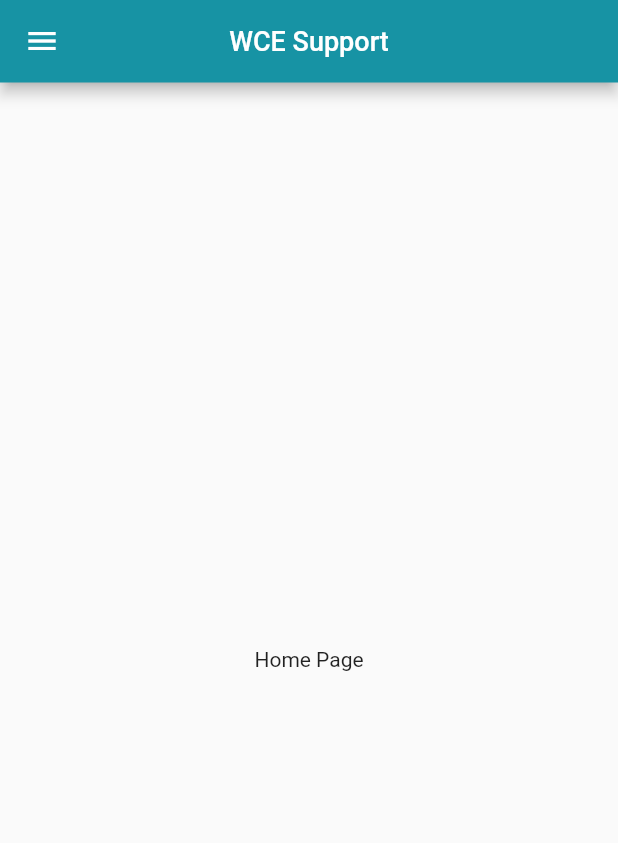
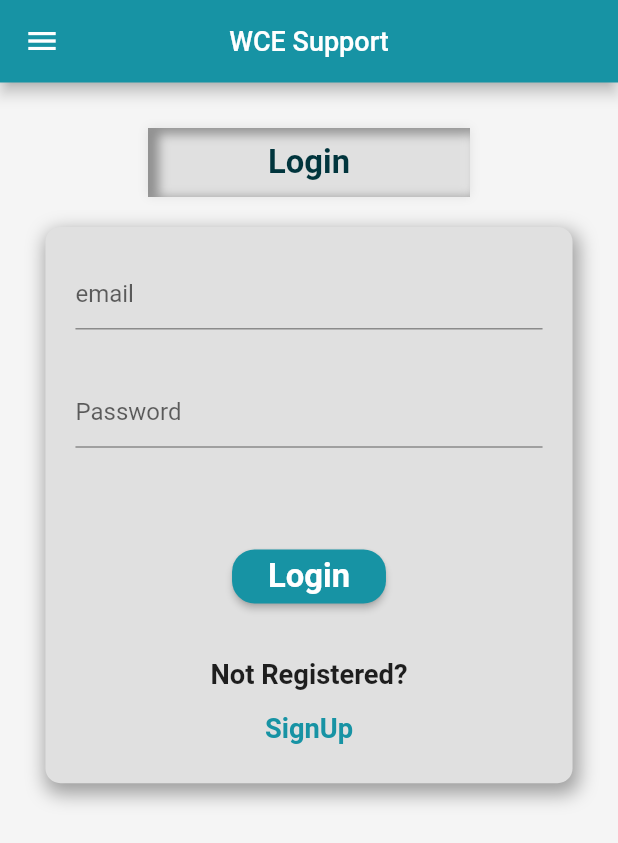
Before and after one commit to divyakekade/WCE-Support, a Flutter app: the screen it shows after launch, on a phone screen of 412 x 824 dp. Shown: the top 843 px of the screen. Run offline on Flutter 3.47's test engine with Material 2 defaults, Android fonts, the phone set to English and light mode, and no system bars; our stand-ins replace flutter_inset_box_shadow.

Commit message:
final commit

```diff
--- a/lib/constants/ColorsAndStyles.dart
+++ b/lib/constants/ColorsAndStyles.dart
@@ -23,6 +23,6 @@ MaterialColor buildMaterialColor(Color color) {
 const Color primaryColor = Color(0xff1793A4);
 const Color card_background = Color(0xffF5F5F5);
 const Color heading_color = Color(0xff01353D);
-
+const Color grey_color = Color(0xffE0E0E0);
 //constanly repeated styles for the widgets here
 //like add style for button used commonly here
--- a/lib/screens/HomePage.dart
+++ b/lib/screens/HomePage.dart
@@ -1,14 +1,40 @@
 import 'package:flutter/material.dart';
+import 'package:wce_support/screens/LoginPage.dart';
 
+import 'package:wce_support/screens/SigninPage.dart';
 class HomePage extends StatelessWidget {
   const HomePage({super.key});
 
   @override
   Widget build(BuildContext context) {
-    return Container(
-      child: const Center(
-        child: Text("Home Page"),
-      ),
+    return Scaffold(
+
+      body: const RegisterPage(),
     );
   }
 }
+
+
+
+class RegisterPage extends StatefulWidget{
+  const RegisterPage({Key? key}):super(key: key);
+  @override
+  State<RegisterPage> createState() => _AuthPageState();
+}
+class _AuthPageState extends State<RegisterPage>{
+  bool showLoginPage = true;
+  void toggleScreen(){
+    setState(() {
+      showLoginPage = ! showLoginPage;
+    });
+  }
+  @override
+  Widget build(BuildContext context){
+    if(showLoginPage){
+      return LoginPage(showRegisterPage: toggleScreen);
+    }
+    else{
+      return SigninPage(showLoginPage: toggleScreen);
+    }
+  }
+}
--- /dev/null
+++ b/lib/screens/LoginPage.dart
@@ -0,0 +1,173 @@
+import 'package:flutter/material.dart' hide BoxDecoration, BoxShadow;
+import 'package:wce_support/constants/ColorsAndStyles.dart';
+import 'package:flutter_inset_box_shadow/flutter_inset_box_shadow.dart';
+
+class LoginPage extends StatefulWidget{
+  final VoidCallback showRegisterPage;
+  const LoginPage({Key? key, required this.showRegisterPage}): super(key: key);
+
+  @override
+  State<LoginPage> createState() => _LoginPageState();
+}
+
+class _LoginPageState extends State<LoginPage>{
+  final _emailController = TextEditingController();
+  final _passwordController = TextEditingController();
+
+
+  @override
+  void dispose(){
+    _emailController.dispose();
+    _passwordController.dispose();
+    super.dispose();
+  }
+  Widget build(BuildContext context) {
+
+    double width10 = MediaQuery.of(context).size.width * 0.025;
+    double heightc = MediaQuery.of(context).size.width * 0.053;
+    double hc = MediaQuery.of(context).size.height * 0.45;
+    double wc = MediaQuery.of(context).size.width * 0.9;
+    return Scaffold(
+
+      body: SafeArea(
+        child: Padding(
+          padding: const EdgeInsets.symmetric(horizontal: 20.0),
+          child: SingleChildScrollView(
+            child: Column(
+              mainAxisAlignment: MainAxisAlignment.center,
+              children: [
+                //text field
+                SizedBox(
+                  height: width10,
+                ),
+                Container(
+                  margin: EdgeInsets.all(20),
+                  padding: EdgeInsets.symmetric(vertical: 10, horizontal: 80),
+                  decoration: BoxDecoration(
+                    boxShadow: [
+                      BoxShadow(
+                        blurRadius: 5,
+                        color: grey_color,
+                      ),
+                      BoxShadow(
+                        offset: Offset(5, 2),
+                        blurRadius: 5,
+                        spreadRadius: 2,
+                        color: Colors.black38,
+                        inset: true,
+                      ),
+                    ],
+                  ),
+                  child: Text(
+                    "Login",
+                    style: TextStyle(
+                      fontSize: heightc,
+                      fontWeight: FontWeight.bold,
+                      color: heading_color,
+                    ),
+
+                  ),
+                ),
+    Container(
+    padding: EdgeInsets.symmetric(vertical: 10, horizontal: 20),
+    margin: EdgeInsets.symmetric(horizontal: width10),
+    height: hc,
+    width: wc,
+    decoration: BoxDecoration(
+    color: grey_color,
+
+    borderRadius: BorderRadius.circular(10),
+    boxShadow: [
+    BoxShadow(
+    color: Colors.grey,
+    blurRadius: 10.0,
+    spreadRadius: 2.0,
+    offset: Offset(2.0, 5.0)
+    )
+    ],
+    ),
+    child: SingleChildScrollView(
+    child: Column(
+    mainAxisAlignment: MainAxisAlignment.center,
+    children: [
+    SizedBox(
+    height: width10,
+    ),
+    TextField(
+    decoration: InputDecoration(
+
+    hintText: 'email',
+    border: UnderlineInputBorder(),
+    ),
+    ),
+
+    SizedBox(height: width10*3,),
+    //password
+    TextField(
+
+    obscureText: true,
+    decoration: InputDecoration(
+    border: UnderlineInputBorder(),
+    hintText: 'Password',
+    ),
+    ),
+
+    SizedBox(height: width10*6,),
+                //button
+            ElevatedButton(
+              onPressed: () {
+                print("logged in");
+              },
+              child: Text(
+               "Login",
+                style: TextStyle(
+                    color: Colors.white,
+                    fontWeight: FontWeight.bold),
+              ),
+              style: ElevatedButton.styleFrom(
+                backgroundColor: primaryColor,
+                textStyle: TextStyle(fontSize: heightc),
+                shape: const RoundedRectangleBorder(
+                    borderRadius: BorderRadius.all(Radius.circular(15.0))),
+                padding: const EdgeInsets.symmetric(horizontal: 24, vertical: 5),
+              ),
+
+            ),
+                SizedBox(height: width10*3,),
+                //not a member? register now
+
+
+                    Text("Not Registered?",
+                      style: TextStyle(
+                        fontWeight: FontWeight.bold,
+                        fontSize: heightc/1.2,
+                      ),
+                    ),
+                SizedBox(height: heightc/1.5,),
+                    GestureDetector(
+                        onTap: widget.showRegisterPage,
+                        child: Text("SignUp",
+                          style: TextStyle(
+                            color: primaryColor,
+                            fontWeight: FontWeight.bold,
+                            fontSize: heightc/1.2,
+                          ),
+                        )
+
+                ),
+
+              ],
+            ),
+          ),
+        ),
+      ],
+    ),
+      ),
+    ),
+      ),
+      backgroundColor: card_background,
+    );
+
+  }
+
+}
--- a/lib/screens/SideMenuNavigation.dart
+++ b/lib/screens/SideMenuNavigation.dart
@@ -1,5 +1,6 @@
 import 'package:flutter/material.dart';
 import 'package:wce_support/screens/HomePage.dart';
+import 'package:wce_support/screens/BuyProducts.dart';
 import 'package:wce_support/screens/PutGrievance.dart';
 import 'package:wce_support/screens/ViewGrievances.dart';
 import 'package:wce_support/widgets/SidebarHeader.dart';
@@ -21,7 +22,7 @@ class _SideMenuNavigationState extends State<SideMenuNavigation> {
     if (currentPage == "home") {
       container = const HomePage();
     } else if (currentPage == "buy_products") {
-      container = const HomePage(); //need to change
+      container = const BuyProducts(); //need to change
     } else if (currentPage == "sell_products") {
       container = const HomePage(); //need to change
     } else if (currentPage == "view_grievances") {
--- a/pubspec.yaml
+++ b/pubspec.yaml
@@ -36,6 +36,7 @@ dependencies:
   # The following adds the Cupertino Icons font to your application.
   # Use with the CupertinoIcons class for iOS style icons.
   cupertino_icons: ^1.0.2
+  flutter_inset_box_shadow: ^1.0.8
 
 dev_dependencies:
   flutter_test:
```
Also changed, not shown: lib/screens/BuyProducts.dart (+75 -0 lines), lib/screens/SigninPage.dart (added, +182 -0 lines), lib/widgets/ProductCard.dart (added, +108 -0 lines), assets/lem.jpg (added), pubspec.lock.
